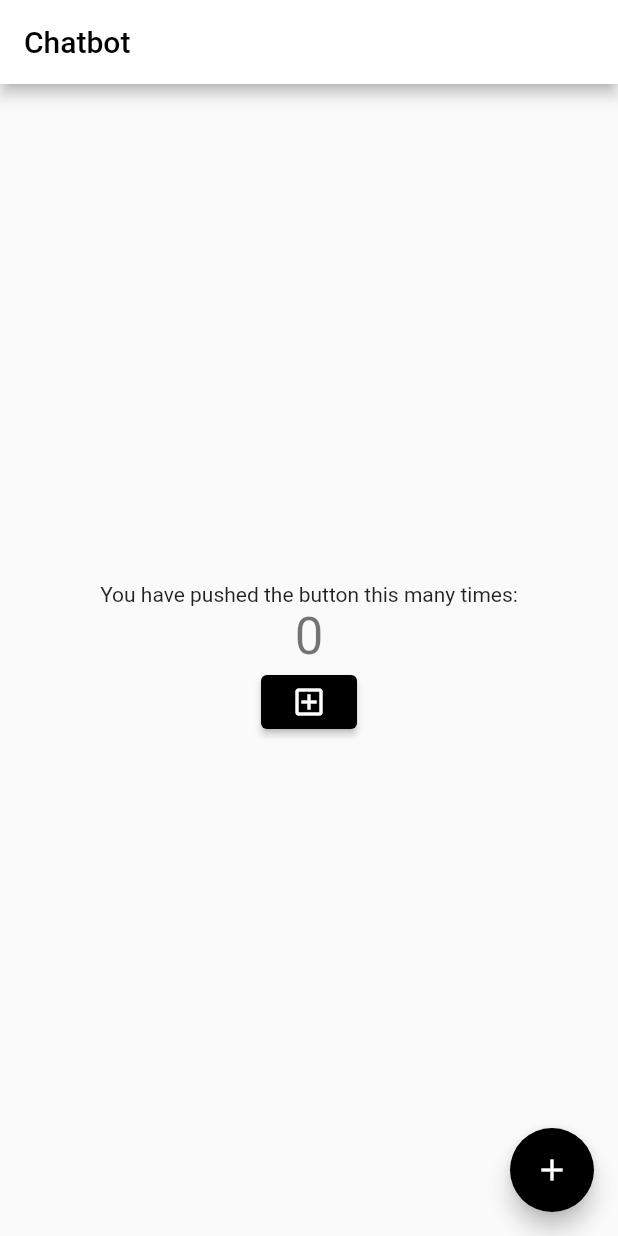
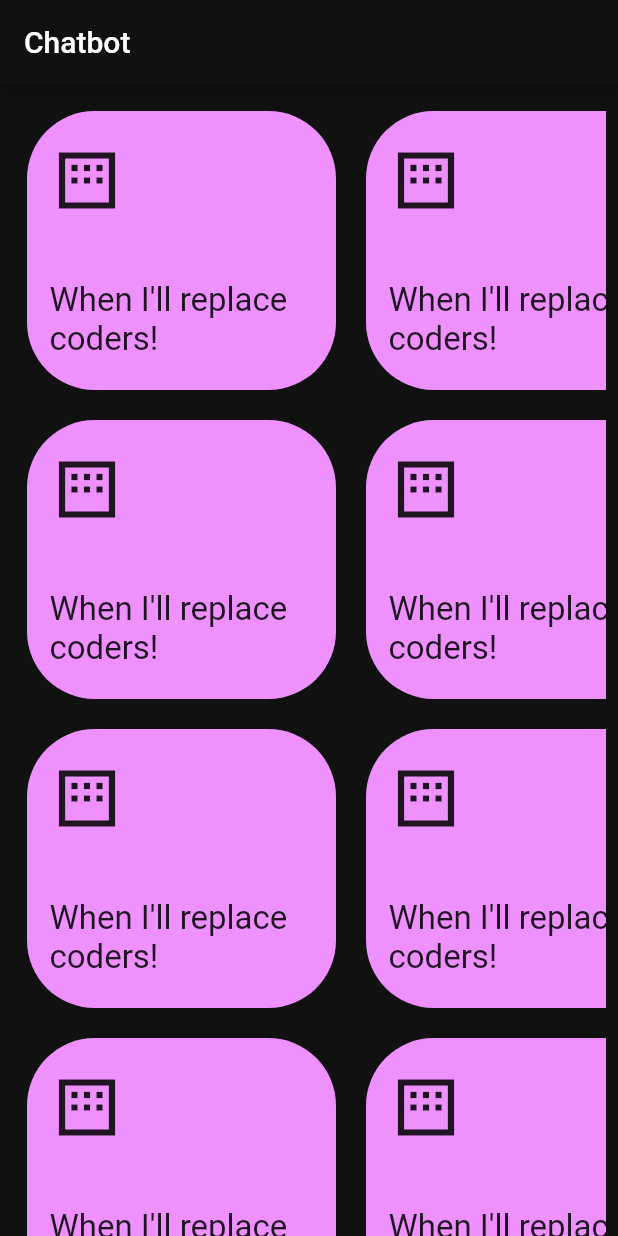
Before and after one commit to rahul2227/chatbot_ic_NLP, a Flutter app: the screen it shows after launch, on a phone screen of 412 x 824 dp. Run offline on Flutter 3.47's test engine with Material 3 defaults, Android fonts, the phone set to English and light mode, and no system bars.

Commit message:
[Rahul]: UI Elements UI card and main screen

```diff
--- /dev/null
+++ b/lib/Helpers/chatUtilities.dart
@@ -0,0 +1,38 @@
+import 'package:chatbot_ic/Helpers/colors.dart';
+import 'package:flutter/material.dart';
+
+class ChatStartBoxButton extends StatelessWidget {
+  const ChatStartBoxButton({
+    super.key,
+  });
+
+  @override
+  Widget build(BuildContext context) {
+    return Container(
+      height: MediaQuery.of(context).size.width / 2,
+      width: MediaQuery.of(context).size.width / 2,
+      margin: const EdgeInsets.all(10.0),
+      padding: const EdgeInsets.symmetric(horizontal: 15.0),
+      decoration: const BoxDecoration(
+        color: dullViolet,
+        borderRadius: BorderRadius.all(
+          Radius.circular(45.0),
+        ),
+      ),
+      child: const Column(
+        mainAxisAlignment: MainAxisAlignment.spaceAround,
+        crossAxisAlignment: CrossAxisAlignment.start,
+        children: <Widget>[
+          Icon(
+            Icons.margin,
+            size: 50,
+          ),
+          Text(
+            "When I'll replace coders!",
+            style: TextStyle(fontSize: 22.0),
+          ),
+        ],
+      ),
+    );
+  }
+}
--- a/lib/Helpers/colors.dart
+++ b/lib/Helpers/colors.dart
@@ -16,3 +16,35 @@ const MaterialColor primaryBlack = MaterialColor(
   },
 );
 const int _blackPrimaryValue = 0xFF000000;
+
+// Helping Links
+// https://medium.com/@nickysong/creating-a-custom-color-swatch-in-flutter-554bcdcb27f3
+// Further creation of theme
+// https://medium.com/@chathurangacpm/how-to-create-a-custom-theme-in-flutter-and-apply-it-across-the-entire-app-2934ffa17cd4
+
+// Colors used for application
+const dullGreen = Color(0xFF02FFB3);
+const dullViolet = Color(0xFFEF90FF);
+const dullWhtie = Color(0xFFFFFFFF);
+const dullBlack = Color(0xFF111111);
+
+// Utility class to create custom colors
+MaterialColor createMaterialColor(Color color) {
+  List strengths = <double>[.05];
+  Map<int, Color> swatch = {};
+  final int r = color.red, g = color.green, b = color.blue;
+
+  for (int i = 1; i < 10; i++) {
+    strengths.add(0.1 * i);
+  }
+  for (var strength in strengths) {
+    final double ds = 0.5 - strength;
+    swatch[(strength * 1000).round()] = Color.fromRGBO(
+      r + ((ds < 0 ? r : (255 - r)) * ds).round(),
+      g + ((ds < 0 ? g : (255 - g)) * ds).round(),
+      b + ((ds < 0 ? b : (255 - b)) * ds).round(),
+      1,
+    );
+  }
+  return MaterialColor(color.value, swatch);
+}
--- a/lib/main.dart
+++ b/lib/main.dart
@@ -1,3 +1,4 @@
+import 'package:chatbot_ic/Helpers/chatUtilities.dart';
 import 'package:chatbot_ic/Helpers/colors.dart';
 import 'package:flutter/material.dart';
 
@@ -15,7 +16,8 @@
       theme: ThemeData(
         // colorScheme: ColorScheme.fromSeed(seedColor: primaryBlack),
         // primaryColor: Colors.black,
-        primarySwatch: primaryBlack,
+        primarySwatch: createMaterialColor(dullBlack),
+        scaffoldBackgroundColor: createMaterialColor(dullBlack),
         useMaterial3: false,
       ),
       home: const MyHomePage(title: 'Chatbot'),
@@ -34,51 +36,53 @@
 }
 
 class _MyHomePageState extends State<MyHomePage> {
-  int _counter = 0;
-
-  void _incrementCounter() {
-    setState(() {
-      _counter++;
-    });
-  }
-
-  void _decrementCounter() {
-    setState(() {
-      _counter--;
-    });
-  }
-
+  List boxList = [
+    ChatStartBoxButton(),
+    ChatStartBoxButton(),
+    ChatStartBoxButton(),
+    ChatStartBoxButton(),
+  ];
   @override
   Widget build(BuildContext context) {
     return Scaffold(
       appBar: AppBar(
-        backgroundColor: Theme.of(context).colorScheme.inversePrimary,
+        // backgroundColor: Theme.of(context).colorScheme.inversePrimary,
         title: Text(
           widget.title,
-          style: const TextStyle(color: Colors.black),
+          style: const TextStyle(color: dullWhtie),
         ),
       ),
-      body: Center(
-        child: Column(
-          mainAxisAlignment: MainAxisAlignment.center,
-          children: <Widget>[
-            const Text(
-              'You have pushed the button this many times:',
-            ),
-            Text(
-              '$_counter',
-              style: Theme.of(context).textTheme.headlineMedium,
-            ),
-            ElevatedButton(
-                onPressed: _decrementCounter,
-                child: const Icon(Icons.add_box_outlined))
-          ],
-        ),
-      ),
-      floatingActionButton: FloatingActionButton(
-        onPressed: _incrementCounter,
-        tooltip: 'Increment',
-        child: const Icon(Icons.add),
+      body: ListView(
+        // mainAxisAlignment: MainAxisAlignment.spaceAround,
+        // crossAxisAlignment: CrossAxisAlignment.start,
+        padding: const EdgeInsets.all(8.0),
+        scrollDirection: Axis.vertical,
+        children: <Widget>[
+          SizedBox(
+            height: MediaQuery.of(context).size.width / 2,
+            child: ListView(
+                scrollDirection: Axis.horizontal,
+                children: <Widget>[...boxList]),
+          ),
+          SizedBox(
+            height: MediaQuery.of(context).size.width / 2,
+            child: ListView(
+                scrollDirection: Axis.horizontal,
+                children: <Widget>[...boxList]),
+          ),
+          SizedBox(
+            height: MediaQuery.of(context).size.width / 2,
+            child: ListView(
+                scrollDirection: Axis.horizontal,
+                children: <Widget>[...boxList]),
+          ),
+          SizedBox(
+            height: MediaQuery.of(context).size.width / 2,
+            child: ListView(
+                scrollDirection: Axis.horizontal,
+                children: <Widget>[...boxList]),
+          ),
+        ],
       ),
     );
   }
```
